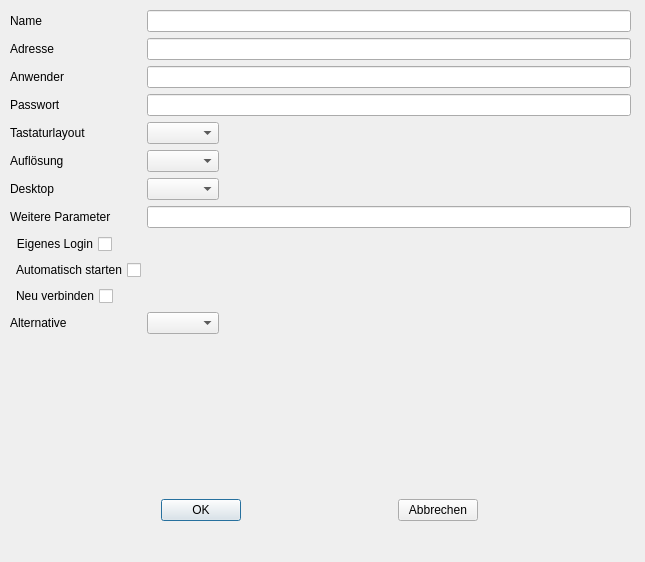
First picture: the form in xtc/bin/dialogx2go.ui, repository xtc-Thin-Client/xtcapp, before the edit.
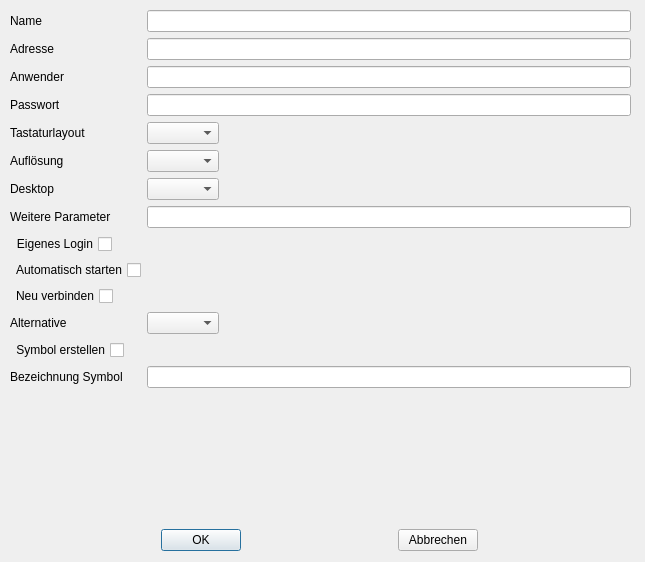
Second picture: the form after the edit.

What changed in the file:
```diff
--- a/xtc/bin/dialogx2go.ui
+++ b/xtc/bin/dialogx2go.ui
@@ -19,7 +19,7 @@
      <x>10</x>
      <y>10</y>
      <width>621</width>
-     <height>473</height>
+     <height>506</height>
     </rect>
    </property>
    <layout class="QFormLayout" name="formLayout">
@@ -146,15 +146,35 @@
       </property>
      </widget>
     </item>
+    <item row="15" column="0">
+     <widget class="QCheckBox" name="x2goInputIcon">
+      <property name="layoutDirection">
+       <enum>Qt::RightToLeft</enum>
+      </property>
+      <property name="text">
+       <string>Symbol erstellen</string>
+      </property>
+     </widget>
+    </item>
+    <item row="16" column="0">
+     <widget class="QLabel" name="x2goLabelIconName">
+      <property name="text">
+       <string>Bezeichnung Symbol</string>
+      </property>
+     </widget>
+    </item>
+    <item row="16" column="1">
+     <widget class="QLineEdit" name="x2goInputIconName"/>
+    </item>
    </layout>
   </widget>
   <widget class="QWidget" name="horizontalLayoutWidget">
    <property name="geometry">
     <rect>
      <x>10</x>
-     <y>470</y>
+     <y>520</y>
      <width>621</width>
-     <height>80</height>
+     <height>41</height>
     </rect>
    </property>
    <layout class="QHBoxLayout" name="horizontalLayout">
```
Left out of the diff: 4 changed lines with no effect on the pictures.
